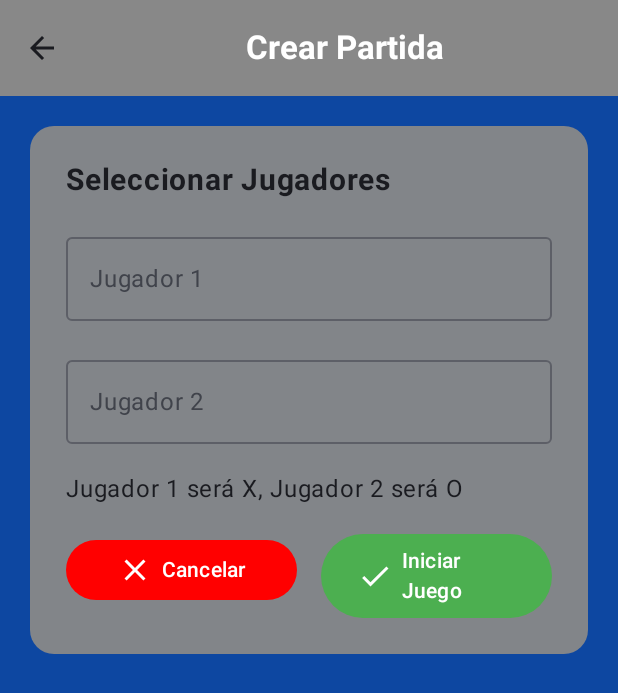
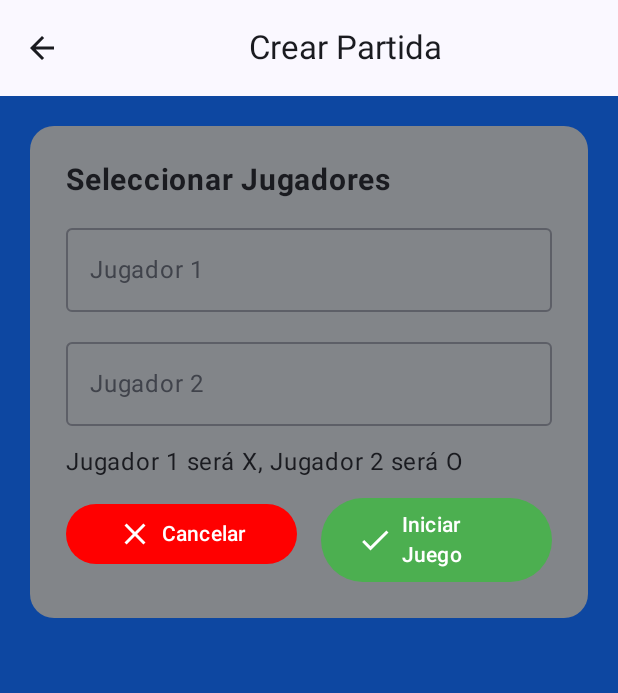
Before and after one commit to leodanny0216/RegistroJugadores, an Android app built with Jetpack Compose: the composable PartidaScreen shown on its own in the app's theme, on a phone screen of 412 x 824 dp. Shown: the top 693 px of the screen. Run offline under Robolectric (Android 15) with nearby library versions, the phone set to English and light mode, and no system bars; our stand-ins replace Dagger/Hilt's generated code; 3 statements that could not run were skipped.

```diff
--- a/app/src/main/java/com/example/registrojugadores/presentation/partida/PartidaScreen.kt
+++ b/app/src/main/java/com/example/registrojugadores/presentation/partida/PartidaScreen.kt
@@ -38,10 +38,11 @@ fun PartidaScreen(
 ) {
     val gameState by partidaViewModel.gameState.collectAsState()
     val jugadoresList by jugadorViewModel.jugadorList.collectAsState(initial = emptyList())
+    val errorMessage by partidaViewModel.errorMessage.collectAsState()
 
     var showGame by remember { mutableStateOf(false) }
     var showJugadorList by remember { mutableStateOf(false) }
-    var selectedJugadorFor by remember { mutableStateOf(1) } // 1 = jugador1, 2 = jugador2
+    var selectedJugadorFor by remember { mutableStateOf(1) }
 
     var jugador1 by remember { mutableStateOf<JugadorEntity?>(null) }
     var jugador2 by remember { mutableStateOf<JugadorEntity?>(null) }
@@ -60,44 +61,24 @@ fun PartidaScreen(
             onCellClick = partidaViewModel::onCellClick,
             onRestartGame = partidaViewModel::restartGame,
             onBack = {
-                showGame = false
+                navController.navigate("partidaList") {
+                    popUpTo("partidaList") { inclusive = true }
+                }
             }
         )
     } else {
         Scaffold(
             topBar = {
                 TopAppBar(
-                    title = {
-                        Text(
-                            text = "Crear Partida",
-                            style = MaterialTheme.typography.titleLarge.copy(
-                                fontSize = 22.sp,
-                                fontWeight = FontWeight.Bold,
-                                textAlign = TextAlign.Center
-                            ),
-                            modifier = Modifier.fillMaxWidth()
-                        )
-                    },
-                    colors = TopAppBarDefaults.topAppBarColors(
-                        containerColor = Color.Gray,
-                        titleContentColor = Color.White
-                    ),
-                    navigationIcon = {
-                        IconButton(onClick = onCancel) {
-                            Icon(Icons.Default.ArrowBack, contentDescription = "Volver")
-                        }
-                    }
+                    title = { Text("Crear Partida", modifier = Modifier.fillMaxWidth(), textAlign = TextAlign.Center) },
+                    navigationIcon = { IconButton(onClick = onCancel) { Icon(Icons.Default.ArrowBack, contentDescription = "Volver") } }
                 )
             }
         ) { padding ->
             Box(
                 modifier = Modifier
                     .fillMaxSize()
-                    .background(
-                        brush = Brush.verticalGradient(
-                            colors = listOf(Color(0xFF0D47A1), Color(0xFF0D47A1))
-                        )
-                    )
+                    .background(Brush.verticalGradient(listOf(Color(0xFF0D47A1), Color(0xFF0D47A1))))
                     .padding(padding)
                     .padding(20.dp),
                 contentAlignment = Alignment.TopCenter
@@ -105,42 +86,40 @@ fun PartidaScreen(
                 Column(
                     modifier = Modifier
                         .fillMaxWidth()
-                        .background(
-                            Color.Gray.copy(alpha = 0.95f),
-                            shape = RoundedCornerShape(16.dp)
-                        )
+                        .background(Color.Gray.copy(alpha = 0.95f), shape = RoundedCornerShape(16.dp))
                         .padding(24.dp),
-                    verticalArrangement = Arrangement.spacedBy(18.dp)
+                    verticalArrangement = Arrangement.spacedBy(12.dp)
                 ) {
                     Text("Seleccionar Jugadores", fontSize = 20.sp, fontWeight = FontWeight.Bold)
 
-                    // Jugador 1
                     OutlinedTextField(
                         value = jugador1?.Nombres ?: "",
                         onValueChange = {},
                         label = { Text("Jugador 1") },
                         modifier = Modifier
                             .fillMaxWidth()
-                            .clickable {
-                                selectedJugadorFor = 1
-                                showJugadorList = true
-                            },
+                            .clickable { selectedJugadorFor = 1; showJugadorList = true },
                         readOnly = true
                     )
 
-                    // Jugador 2
                     OutlinedTextField(
                         value = jugador2?.Nombres ?: "",
                         onValueChange = {},
                         label = { Text("Jugador 2") },
                         modifier = Modifier
                             .fillMaxWidth()
-                            .clickable {
-                                selectedJugadorFor = 2
-                                showJugadorList = true
-                            },
+                            .clickable { selectedJugadorFor = 2; showJugadorList = true },
                         readOnly = true
                     )
+
+                    if (!errorMessage.isNullOrEmpty()) {
+                        Text(
+                            text = errorMessage ?: "",
+                            color = Color.Red,
+                            fontWeight = FontWeight.Bold,
+                            fontSize = 16.sp
+                        )
+                    }
 
                     Text("Jugador 1 será X, Jugador 2 será O", fontSize = 16.sp)
 
@@ -151,9 +130,7 @@ fun PartidaScreen(
                         Button(
                             onClick = onCancel,
                             colors = ButtonDefaults.buttonColors(containerColor = Color.Red),
-                            modifier = Modifier
-                                .weight(1f)
-                                .padding(end = 8.dp)
+                            modifier = Modifier.weight(1f).padding(end = 8.dp)
                         ) {
                             Icon(Icons.Default.Close, contentDescription = "Cancelar", tint = Color.White)
                             Spacer(modifier = Modifier.width(6.dp))
@@ -164,13 +141,15 @@ fun PartidaScreen(
                             onClick = {
                                 if (jugador1 != null && jugador2 != null) {
                                     partidaViewModel.startGame(jugador1!!.JugadorId, jugador2!!.JugadorId)
-                                    showGame = true
+                                    if (partidaViewModel.errorMessage.value.isNullOrEmpty()) {
+                                        showGame = true
+                                    }
+                                } else {
+                                    partidaViewModel._errorMessage.value = "Debe seleccionar ambos jugadores"
                                 }
                             },
                             colors = ButtonDefaults.buttonColors(containerColor = Color(0xFF4CAF50)),
-                            modifier = Modifier
-                                .weight(1f)
-                                .padding(start = 8.dp)
+                            modifier = Modifier.weight(1f).padding(start = 8.dp)
                         ) {
                             Icon(Icons.Default.Check, contentDescription = "Iniciar Juego", tint = Color.White)
                             Spacer(modifier = Modifier.width(6.dp))
@@ -182,21 +161,10 @@ fun PartidaScreen(
         }
     }
 
-    // Diálogo para seleccionar jugador
     if (showJugadorList) {
         Dialog(onDismissRequest = { showJugadorList = false }) {
-            Surface(
-                shape = RoundedCornerShape(16.dp),
-                color = Color.White,
-                modifier = Modifier
-                    .fillMaxWidth()
-                    .padding(16.dp)
-            ) {
-                LazyColumn(
-                    modifier = Modifier
-                        .fillMaxWidth()
-                        .padding(16.dp)
-                ) {
+            Surface(shape = RoundedCornerShape(16.dp), color = Color.White, modifier = Modifier.fillMaxWidth().padding(16.dp)) {
+                LazyColumn(modifier = Modifier.fillMaxWidth().padding(16.dp)) {
                     items(jugadoresList) { jugador ->
                         Row(
                             modifier = Modifier
@@ -217,6 +185,7 @@ fun PartidaScreen(
         }
     }
 }
+
 
 @OptIn(ExperimentalMaterial3Api::class)
 @Composable
```
